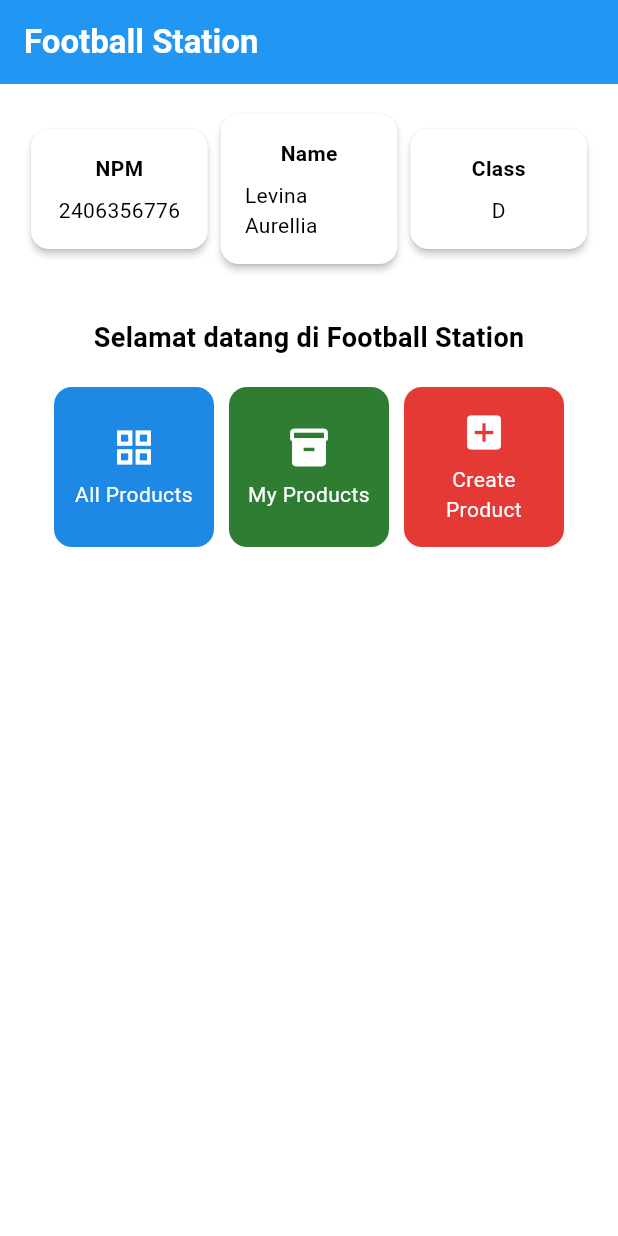
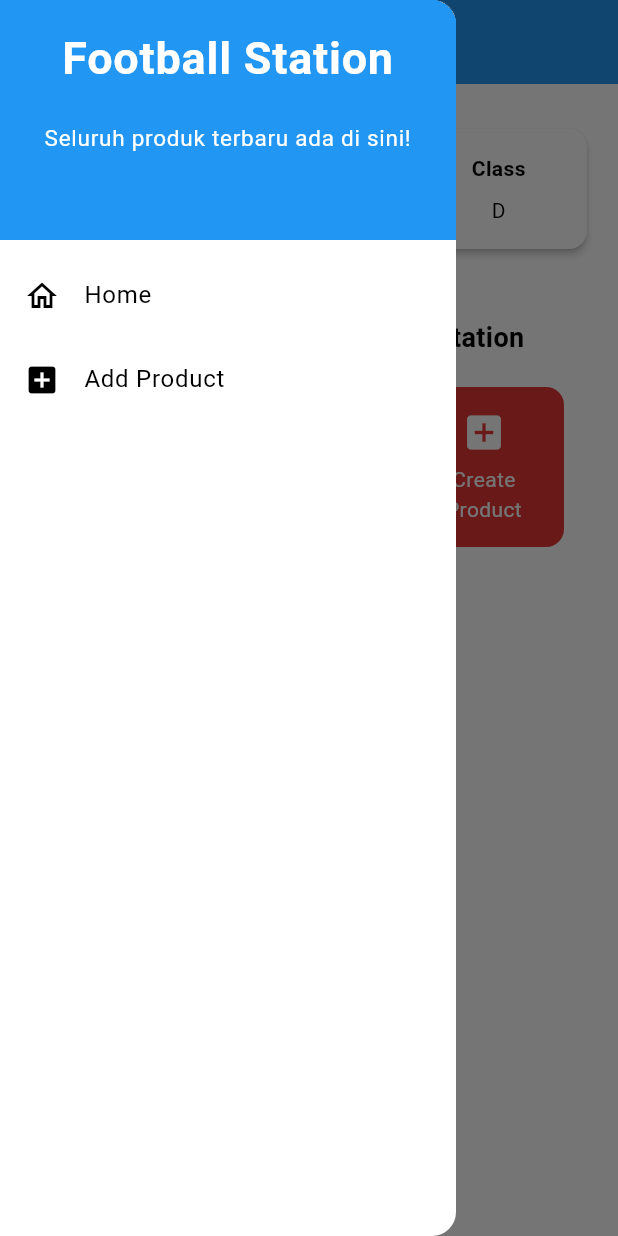
Before and after one commit to levinaaurellia/football-station-mobile, a Flutter app: the screen it shows after launch, with the side drawer open (before the commit the screen has no drawer), on a phone screen of 412 x 824 dp. Run offline on Flutter 3.47's test engine with Material 3 defaults, Android fonts, the phone set to English and light mode, and no system bars.

Commit message:
buat page add product dan membuat drawer. Belum navigation button,  munculin data, dan readme

```diff
--- a/lib/main.dart
+++ b/lib/main.dart
@@ -1,5 +1,5 @@
 import 'package:flutter/material.dart';
-import 'package:football_station/menu.dart';
+import 'package:football_station/screens/menu.dart';
 
 void main() {
   runApp(const MyApp());
--- a/lib/menu.dart
+++ b/lib/screens/menu.dart
@@ -1,4 +1,6 @@
 import 'package:flutter/material.dart';
+import 'package:football_station/widgets/left_drawer.dart';
+import 'package:football_station/widgets/product_card.dart';
 
 /// Halaman utama
 class MyHomePage extends StatelessWidget {
@@ -29,6 +31,7 @@
         ),
         backgroundColor: Theme.of(context).colorScheme.primary,
       ),
+      drawer: LeftDrawer(),
       body: Padding(
         padding: const EdgeInsets.all(16.0),
         child: Column(
@@ -119,47 +122,3 @@
 
   ItemHomepage(this.name, this.icon, this.color);
 }
-
-/// Kartu tombol dengan ikon
-class ItemCard extends StatelessWidget {
-  final ItemHomepage item;
-  const ItemCard(this.item, {super.key});
-
-  @override
-  Widget build(BuildContext context) {
-    return Material(
-      color: item.color,
-      borderRadius: BorderRadius.circular(12),
-      child: InkWell(
-        onTap: () {
-          ScaffoldMessenger.of(context)
-            ..hideCurrentSnackBar()
-            ..showSnackBar(
-              SnackBar(content: Text("Kamu telah menekan tombol ${item.name}!")),
-            );
-        },
-        child: Container(
-          padding: const EdgeInsets.all(8),
-          child: Center(
-            child: Column(
-              mainAxisAlignment: MainAxisAlignment.center,
-              children: [
-                Icon(
-                    item.icon,
-                    color: Colors.white,
-                    size: 30
-                ),
-                const Padding(padding: EdgeInsets.all(3)),
-                Text(
-                  item.name,
-                  textAlign: TextAlign.center,
-                  style: const TextStyle(color: Colors.white),
-                ),
-              ],
-            ),
-          ),
-        ),
-      ),
-    );
-  }
-}
--- /dev/null
+++ b/lib/widgets/left_drawer.dart
@@ -0,0 +1,73 @@
+import 'package:flutter/material.dart';
+import 'package:football_station/screens/menu.dart';
+import 'package:football_station/screens/productlist_form.dart';
+
+
+class LeftDrawer extends StatelessWidget {
+  const LeftDrawer({super.key});
+
+  @override
+  Widget build(BuildContext context) {
+    return Drawer(
+      child: ListView(
+        children: [
+          const DrawerHeader(
+            // Drawer Header
+            decoration: BoxDecoration(
+              color: Colors.blue,
+            ),
+            child: Column(
+              children: [
+                Text(
+                  'Football Station',
+                  textAlign: TextAlign.center,
+                  style:  TextStyle(
+                    fontSize: 30,
+                    fontWeight: FontWeight.bold,
+                    color: Colors.white,
+                  ),
+                ),
+                Padding(padding: EdgeInsets.all(10)),
+                Text(
+                  "Seluruh produk terbaru ada di sini!",
+                  textAlign: TextAlign.center,
+                  style: TextStyle(
+                    fontSize: 15,
+                    fontWeight: FontWeight.normal,
+                    color: Colors.white,
+                  ),
+                ),
+              ],
+            ),
+          ),
+
+
+          // Routing
+          ListTile(
+            leading: const Icon(Icons.home_outlined),
+            title: const Text('Home'),
+            // redirection ke MyHomePage
+            onTap: () {
+              Navigator.pushReplacement(
+                  context,
+                  MaterialPageRoute(builder: (context) => MyHomePage(),
+                  ));
+            },
+          ),
+
+          ListTile(
+            leading: const Icon(Icons.add_box),
+            title: const Text('Add Product'),
+            // redirection ke ProductFormPage
+            onTap: () {
+              Navigator.pushReplacement(
+                  context,
+                  MaterialPageRoute(builder: (context) => ProductFormPage(),
+                  ));
+            }
+          )
+        ],
+      ),
+    );
+  }
+}
--- /dev/null
+++ b/lib/widgets/product_card.dart
@@ -0,0 +1,53 @@
+import 'package:flutter/material.dart';
+import 'package:football_station/screens/menu.dart';
+import 'package:football_station/screens/productlist_form.dart';
+
+
+/// Kartu tombol dengan ikon
+class ItemCard extends StatelessWidget {
+  final ItemHomepage item;
+  const ItemCard(this.item, {super.key});
+
+  @override
+  Widget build(BuildContext context) {
+    return Material(
+      color: item.color,
+      borderRadius: BorderRadius.circular(12),
+      child: InkWell(
+        onTap: () {
+          ScaffoldMessenger.of(context)
+            ..hideCurrentSnackBar()
+            ..showSnackBar(SnackBar(
+                content: Text("Kamu telah menekan tombol ${item.name}!")));
+
+          // Navigate ke route yang sesuai (tergantung jenis tombol)
+          if (item.name == "Add Product") {
+            Navigator.push(context,
+                MaterialPageRoute(builder: (context) => const ProductFormPage()));
+          }
+        },
+        child: Container(
+          padding: const EdgeInsets.all(8),
+          child: Center(
+            child: Column(
+              mainAxisAlignment: MainAxisAlignment.center,
+              children: [
+                Icon(
+                    item.icon,
+                    color: Colors.white,
+                    size: 30
+                ),
+                const Padding(padding: EdgeInsets.all(3)),
+                Text(
+                  item.name,
+                  textAlign: TextAlign.center,
+                  style: const TextStyle(color: Colors.white),
+                ),
+              ],
+            ),
+          ),
+        ),
+      ),
+    );
+  }
+}
```
Also changed, not shown: lib/screens/productlist_form.dart (added, +259 -0 lines).
